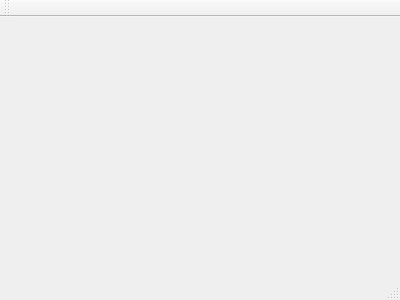
ShrikeFromHyperion/BodyFallModel, file mainwindow.ui: the form before one commit.
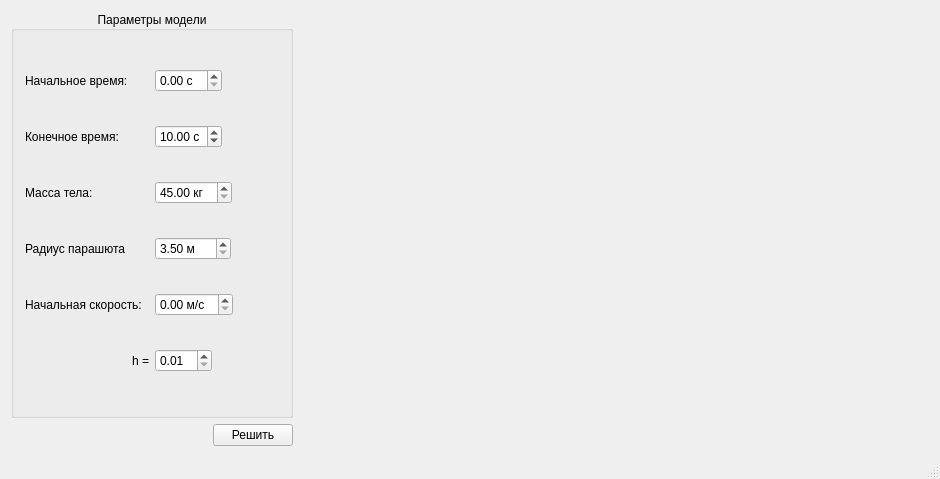
The form after the commit. Custom widgets are drawn as their Qt base class.

Patch:
```diff
--- a/mainwindow.ui
+++ b/mainwindow.ui
@@ -1,24 +1,257 @@
 <ui version="4.0">
  <class>MainWindow</class>
- <widget class="QMainWindow" name="MainWindow" >
-  <property name="geometry" >
+ <widget class="QMainWindow" name="MainWindow">
+  <property name="enabled">
+   <bool>true</bool>
+  </property>
+  <property name="geometry">
    <rect>
     <x>0</x>
     <y>0</y>
-    <width>400</width>
-    <height>300</height>
+    <width>940</width>
+    <height>479</height>
    </rect>
   </property>
-  <property name="windowTitle" >
-   <string>MainWindow</string>
+  <property name="sizePolicy">
+   <sizepolicy hsizetype="Preferred" vsizetype="Preferred">
+    <horstretch>0</horstretch>
+    <verstretch>0</verstretch>
+   </sizepolicy>
   </property>
-  <widget class="QMenuBar" name="menuBar" />
-  <widget class="QToolBar" name="mainToolBar" />
-  <widget class="QWidget" name="centralWidget" />
-  <widget class="QStatusBar" name="statusBar" />
+  <property name="mouseTracking">
+   <bool>false</bool>
+  </property>
+  <property name="windowTitle">
+   <string>Модель падения паршютиста</string>
+  </property>
+  <widget class="QWidget" name="centralWidget">
+   <layout class="QHBoxLayout" name="horizontalLayout_3">
+    <item>
+     <layout class="QGridLayout" name="gridLayout_2">
+      <item row="0" column="0">
+       <layout class="QVBoxLayout" name="verticalLayout">
+        <item>
+         <widget class="QGroupBox" name="gridGroupBox">
+          <property name="sizePolicy">
+           <sizepolicy hsizetype="Expanding" vsizetype="Expanding">
+            <horstretch>0</horstretch>
+            <verstretch>0</verstretch>
+           </sizepolicy>
+          </property>
+          <property name="minimumSize">
+           <size>
+            <width>262</width>
+            <height>243</height>
+           </size>
+          </property>
+          <property name="title">
+           <string>Параметры модели</string>
+          </property>
+          <property name="alignment">
+           <set>Qt::AlignCenter</set>
+          </property>
+          <property name="flat">
+           <bool>false</bool>
+          </property>
+          <layout class="QGridLayout" name="gridLayout">
+           <item row="3" column="1" alignment="Qt::AlignLeft">
+            <widget class="QDoubleSpinBox" name="radius">
+             <property name="suffix">
+              <string> м</string>
+             </property>
+             <property name="minimum">
+              <double>3.500000000000000</double>
+             </property>
+             <property name="maximum">
+              <double>500.000000000000000</double>
+             </property>
+            </widget>
+           </item>
+           <item row="5" column="0" alignment="Qt::AlignRight">
+            <widget class="QLabel" name="label_6">
+             <property name="text">
+              <string>h =</string>
+             </property>
+            </widget>
+           </item>
+           <item row="2" column="0">
+            <widget class="QLabel" name="label_3">
+             <property name="text">
+              <string>Масса тела:</string>
+             </property>
+            </widget>
+           </item>
+           <item row="1" column="0">
+            <widget class="QLabel" name="label_2">
+             <property name="text">
+              <string>Конечное время:</string>
+             </property>
+            </widget>
+           </item>
+           <item row="0" column="1" alignment="Qt::AlignLeft">
+            <widget class="QDoubleSpinBox" name="startTime">
+             <property name="specialValueText">
+              <string/>
+             </property>
+             <property name="showGroupSeparator" stdset="0">
+              <bool>false</bool>
+             </property>
+             <property name="suffix">
+              <string> с</string>
+             </property>
+            </widget>
+           </item>
+           <item row="0" column="0">
+            <widget class="QLabel" name="label">
+             <property name="text">
+              <string>Начальное время:</string>
+             </property>
+            </widget>
+           </item>
+           <item row="2" column="1" alignment="Qt::AlignLeft">
+            <widget class="QDoubleSpinBox" name="mass">
+             <property name="suffix">
+              <string> кг</string>
+             </property>
+             <property name="minimum">
+              <double>45.000000000000000</double>
+             </property>
+             <property name="maximum">
+              <double>100.000000000000000</double>
+             </property>
+            </widget>
+           </item>
+           <item row="3" column="0">
+            <widget class="QLabel" name="label_4">
+             <property name="text">
+              <string>Радиус парашюта</string>
+             </property>
+            </widget>
+           </item>
+           <item row="1" column="1" alignment="Qt::AlignLeft">
+            <widget class="QDoubleSpinBox" name="endTime">
+             <property name="suffix">
+              <string> с</string>
+             </property>
+             <property name="value">
+              <double>10.000000000000000</double>
+             </property>
+            </widget>
+           </item>
+           <item row="4" column="1" alignment="Qt::AlignLeft">
+            <widget class="QDoubleSpinBox" name="startSpeed">
+             <property name="suffix">
+              <string> м/с</string>
+             </property>
+             <property name="maximum">
+              <double>15.000000000000000</double>
+             </property>
+            </widget>
+           </item>
+           <item row="5" column="1" alignment="Qt::AlignLeft">
+            <widget class="QDoubleSpinBox" name="step">
+             <property name="suffix">
+              <string/>
+             </property>
+             <property name="minimum">
+              <double>0.010000000000000</double>
+             </property>
+             <property name="singleStep">
+              <double>0.010000000000000</double>
+             </property>
+            </widget>
+           </item>
+           <item row="4" column="0">
+            <widget class="QLabel" name="label_5">
+             <property name="text">
+              <string>Начальная скорость:</string>
+             </property>
+            </widget>
+           </item>
+          </layout>
+         </widget>
+        </item>
+        <item>
+         <layout class="QHBoxLayout" name="horizontalLayout">
+          <item>
+           <spacer name="horizontalSpacer">
+            <property name="orientation">
+             <enum>Qt::Horizontal</enum>
+            </property>
+            <property name="sizeHint" stdset="0">
+             <size>
+              <width>40</width>
+              <height>20</height>
+             </size>
+            </property>
+           </spacer>
+          </item>
+          <item>
+           <widget class="QPushButton" name="Compute">
+            <property name="sizePolicy">
+             <sizepolicy hsizetype="Minimum" vsizetype="Fixed">
+              <horstretch>0</horstretch>
+              <verstretch>0</verstretch>
+             </sizepolicy>
+            </property>
+            <property name="text">
+             <string>Решить</string>
+            </property>
+           </widget>
+          </item>
+         </layout>
+        </item>
+       </layout>
+      </item>
+      <item row="0" column="1">
+       <widget class="WidgetPlot" name="Plot" native="true">
+        <property name="minimumSize">
+         <size>
+          <width>630</width>
+          <height>410</height>
+         </size>
+        </property>
+        <layout class="QHBoxLayout" name="horizontalLayout_2"/>
+       </widget>
+      </item>
+     </layout>
+    </item>
+   </layout>
+  </widget>
+  <widget class="QMenuBar" name="menuBar">
+   <property name="enabled">
+    <bool>true</bool>
+   </property>
+   <property name="geometry">
+    <rect>
+     <x>0</x>
+     <y>0</y>
+     <width>940</width>
+     <height>22</height>
+    </rect>
+   </property>
+   <property name="nativeMenuBar">
+    <bool>true</bool>
+   </property>
+  </widget>
+  <widget class="QStatusBar" name="statusBar">
+   <property name="enabled">
+    <bool>true</bool>
+   </property>
+   <property name="sizeGripEnabled">
+    <bool>true</bool>
+   </property>
+  </widget>
  </widget>
- <layoutDefault spacing="6" margin="11" />
- <pixmapfunction></pixmapfunction>
+ <layoutdefault spacing="6" margin="11"/>
+ <customwidgets>
+  <customwidget>
+   <class>WidgetPlot</class>
+   <extends>QWidget</extends>
+   <header>widgetplot.h</header>
+   <container>1</container>
+  </customwidget>
+ </customwidgets>
  <resources/>
  <connections/>
 </ui>
```
Left out of the diff: 1 changed line with no effect on the pictures.
